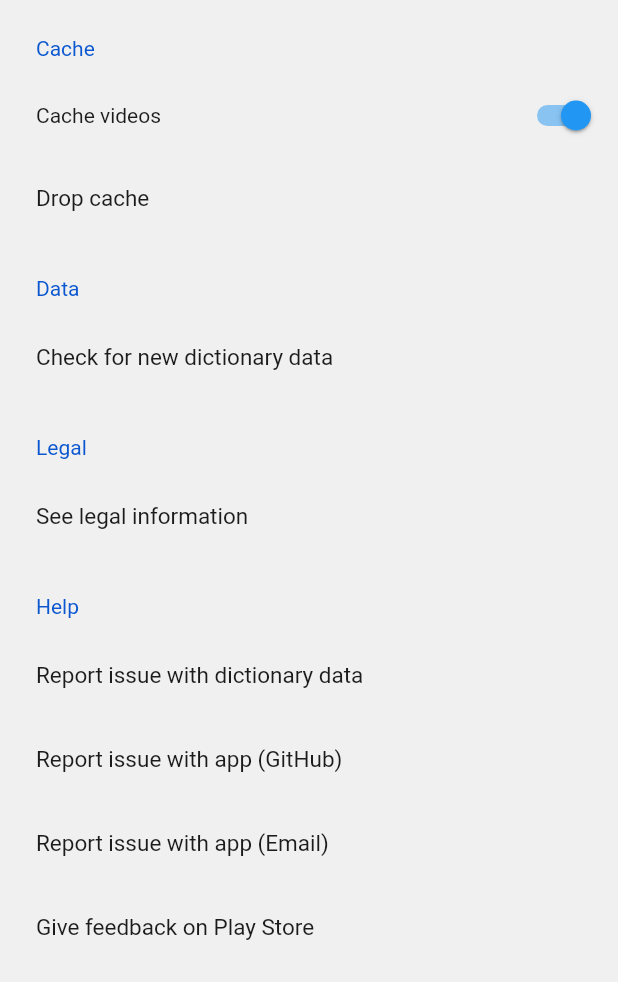
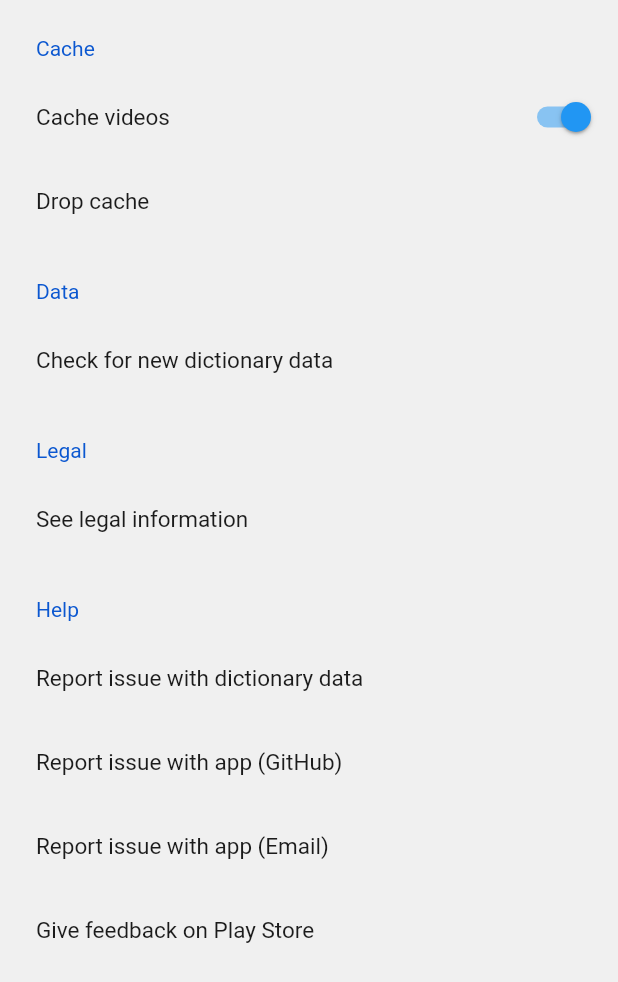
Before and after one commit to banool/auslan_dictionary, a Flutter app: the SettingsPage widget shown alone on an empty page, opened directly, on a phone screen of 412 x 824 dp. Shown: the top 982 px of the screen. Run offline on Flutter 3.47's test engine with Material 2 defaults, Android fonts, the phone set to English and light mode, and no system bars; drawn by our look-alikes of settings_ui; our stand-ins replace carousel_slider, dots_indicator, flutter_cache_manager, shared_preferences, video_player; missing offline and left inert: edit_distance, launch_review, mailto; accounts and stored records are empty; project files that could hold a hidden picture were left out.

Commit message:
Reduce video container shifting size while loading

```diff
--- a/lib/settings_page.dart
+++ b/lib/settings_page.dart
@@ -76,7 +76,7 @@ class SettingsPageState extends State<SettingsPage> {
                 SettingsTile.switchTile(
                   title: Text(
                     'Cache videos',
-                    style: TextStyle(fontSize: 14),
+                    style: TextStyle(fontSize: 15),
                   ),
                   initialValue: prefs.getBool(KEY_SHOULD_CACHE)!,
                   onToggle: onChangeShouldCache,
--- a/pubspec.yaml
+++ b/pubspec.yaml
@@ -15,7 +15,7 @@ publish_to: 'none' # Remove this line if you wish to publish to pub.dev
 # In iOS, build-name is used as CFBundleShortVersionString while build-number used as CFBundleVersion.
 # Read more about iOS versioning at
 # https://developer.apple.com/library/archive/documentation/General/Reference/InfoPlistKeyReference/Articles/CoreFoundationKeys.html
-version: 1.6.21+468
+version: 1.6.22+469
 
 environment:
   sdk: '>=2.12.0 <3.0.0'
```
Also changed, not shown: lib/word_page.dart (+5 -5 lines).
